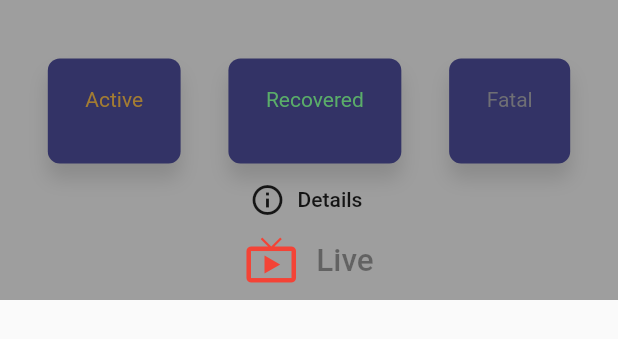
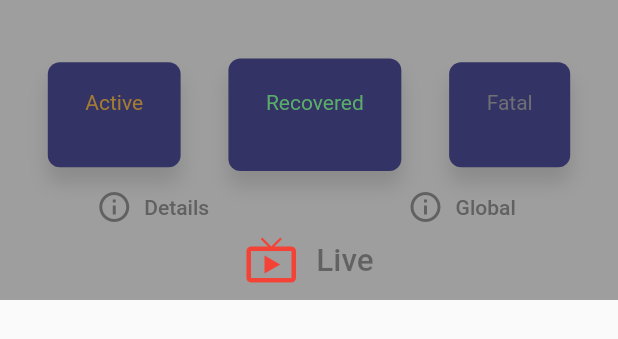
Before and after one commit to aryan47/COVID_TRACKER, a Flutter app: the Home widget shown alone on an empty page, opened directly with empty values, on a phone screen of 412 x 824 dp. Shown: the top 339 px of the screen. Run offline on Flutter 3.47's test engine with Material 2 defaults, Android fonts, the phone set to English and light mode, and no system bars; our stand-ins replace firebase_database, rxdart; missing offline and left inert: get_version; accounts and stored records are empty.

Commit message:
implement global

```diff
--- a/lib/main.dart
+++ b/lib/main.dart
@@ -87,6 +87,7 @@ class _MyHomePageState extends State<MyHomePage> {
     super.initState();
 
     loading = BehaviorSubject.seeded(false);
+
     loading.stream.listen((event) {
       if (event) {
         loadedApiCount += 1;
@@ -112,6 +113,11 @@ class _MyHomePageState extends State<MyHomePage> {
     MyInheritedWidget.of(context).refresh.stream.listen((event) {
       if (event) {
         initiateApiCall();
+      }
+    });
+    MyInheritedWidget.of(context).showGlobalData.stream.listen((event) {
+      if (event) {
+        changeContext('Global');
       }
     });
   }
@@ -209,7 +215,13 @@ class _MyHomePageState extends State<MyHomePage> {
 
   void changeContext(String selected) {
     selectedCountry = selected;
-    if (selected.isNotEmpty) {
+    if (selected.isNotEmpty && selected == "Global") {
+      selectedData = Map.from(countData);
+      setState(() {
+        selectedData.remove('areas');
+      });
+      print(selectedData);
+    } else if (selected.isNotEmpty) {
       setState(() {
         selectedData = countData['areas']
             .where((value) => value['displayName'] == selected)
--- a/lib/view/home.dart
+++ b/lib/view/home.dart
@@ -14,8 +14,7 @@ class Home extends StatefulWidget {
 }
 
 class _HomeState extends State<Home> {
-
-  var refreshKey = GlobalKey<RefreshIndicatorState>();
+  final refreshKey = GlobalKey<RefreshIndicatorState>();
 
   Future<Null> refreshList() async {
     refreshKey.currentState?.show(atTop: false);
@@ -49,11 +48,38 @@ class _HomeState extends State<Home> {
             background: ListView(
               children: <Widget>[
                 counter(widget.countData),
-                Center(
-                  child: FlatButton.icon(
+                ButtonBar(
+                  alignment: MainAxisAlignment.spaceAround,
+                  buttonPadding: EdgeInsets.all(0),
+                  children: <Widget>[
+                    FlatButton.icon(
                       onPressed: () {},
-                      icon: Icon(Icons.info_outline),
-                      label: Text('Details')),
+                      icon: Icon(
+                        Icons.info_outline,
+                        color: Colors.grey[700],
+                      ),
+                      label: Text(
+                        'Details',
+                        style: TextStyle(color: Colors.grey[700]),
+                      ),
+                    ),
+                    FlatButton.icon(
+                      onPressed: () {
+                        MyInheritedWidget.of(context)
+                            .showGlobalData
+                            .sink
+                            .add(true);
+                      },
+                      icon: Icon(
+                        Icons.info_outline,
+                        color: Colors.grey[700],
+                      ),
+                      label: Text(
+                        'Global',
+                        style: TextStyle(color: Colors.grey[700]),
+                      ),
+                    ),
+                  ],
                 )
               ],
             ),
--- a/lib/widgets/MyInheritedWidget.dart
+++ b/lib/widgets/MyInheritedWidget.dart
@@ -14,6 +14,8 @@ class MyInheritedWidget extends InheritedWidget {
 
   String _latestAppVersion;
   BehaviorSubject _refresh = BehaviorSubject.seeded(false);
+  BehaviorSubject _globalData = BehaviorSubject.seeded(false);
+
 
 
 
@@ -22,6 +24,8 @@ class MyInheritedWidget extends InheritedWidget {
   String get latestAppVersion => _latestAppVersion;
 
   BehaviorSubject get refresh => _refresh;
+  BehaviorSubject get showGlobalData => _globalData;
+
 
   static MyInheritedWidget of(BuildContext context) {
     return context.dependOnInheritedWidgetOfExactType<MyInheritedWidget>();
--- a/lib/widgets/common_widget.dart
+++ b/lib/widgets/common_widget.dart
@@ -22,7 +22,7 @@ Widget title(String text) {
 
 Widget cardCount(String data, String status) {
   final card = new Container(
-    height: 70.0,
+    height: getHeight(status),
     padding: EdgeInsets.symmetric(horizontal: 20, vertical: 5),
     child: Column(
       mainAxisAlignment: MainAxisAlignment.center,
@@ -67,3 +67,15 @@ Color getStatusColor(String status) {
   }
   return color;
 }
+
+double getHeight(String status) {
+  double height;
+  if (status == CONST_ACTIVE) {
+    height = 70;
+  } else if (status == CONST_RECOVERED) {
+    height = 75;
+  } else if (status == CONST_FATAL) {
+    height = 70;
+  }
+  return height;
+}
```
